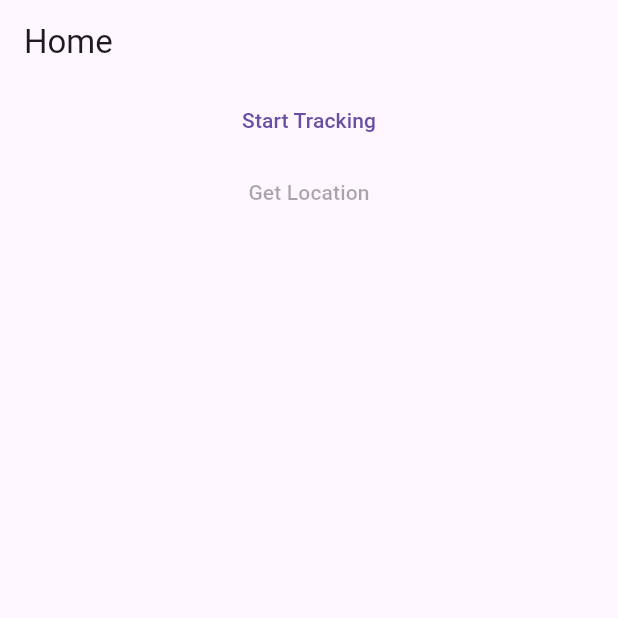
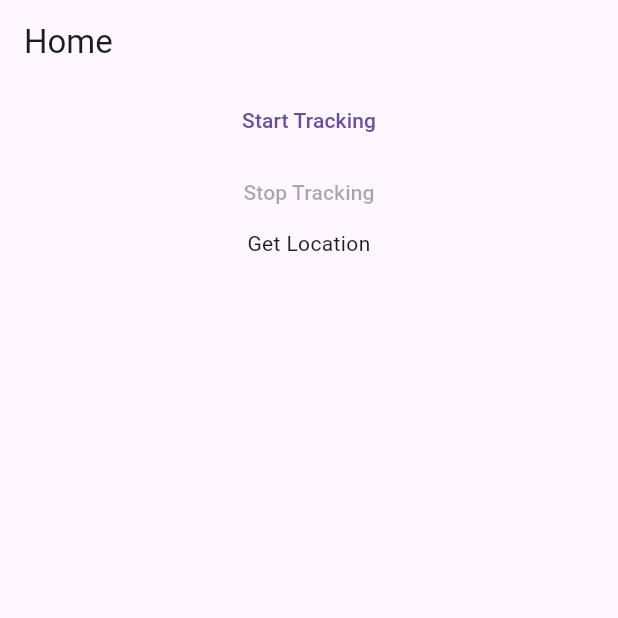
Before and after one commit to COMP-4350-Group-8/comp4350-project, a Flutter app: the screen it shows after launch, on a phone screen of 412 x 824 dp, the top half of it. Run offline on Flutter 3.47's test engine with Material 3 defaults, Android fonts, the phone set to English and light mode, and no system bars; our stand-ins replace geolocator, go_router.

Commit message:
FIx build bug

```diff
--- a/frontend/flutter_client/lib/screens/home_page.dart
+++ b/frontend/flutter_client/lib/screens/home_page.dart
@@ -37,10 +37,11 @@ class _HomePageState extends State<HomePage> {
                   child: Text("Start Tracking")),
               TextButton(
                   onPressed: _isTracking ? _stopTracking : null,
-                  child: Text(
-                    _status,
-                    textAlign: TextAlign.center,
-                  )),
+                  child: Text("Stop Tracking")),
+              Text(
+                _status,
+                textAlign: TextAlign.center,
+              )
             ],
           ),
         ));
```
Also changed, not shown: 3 other files.
